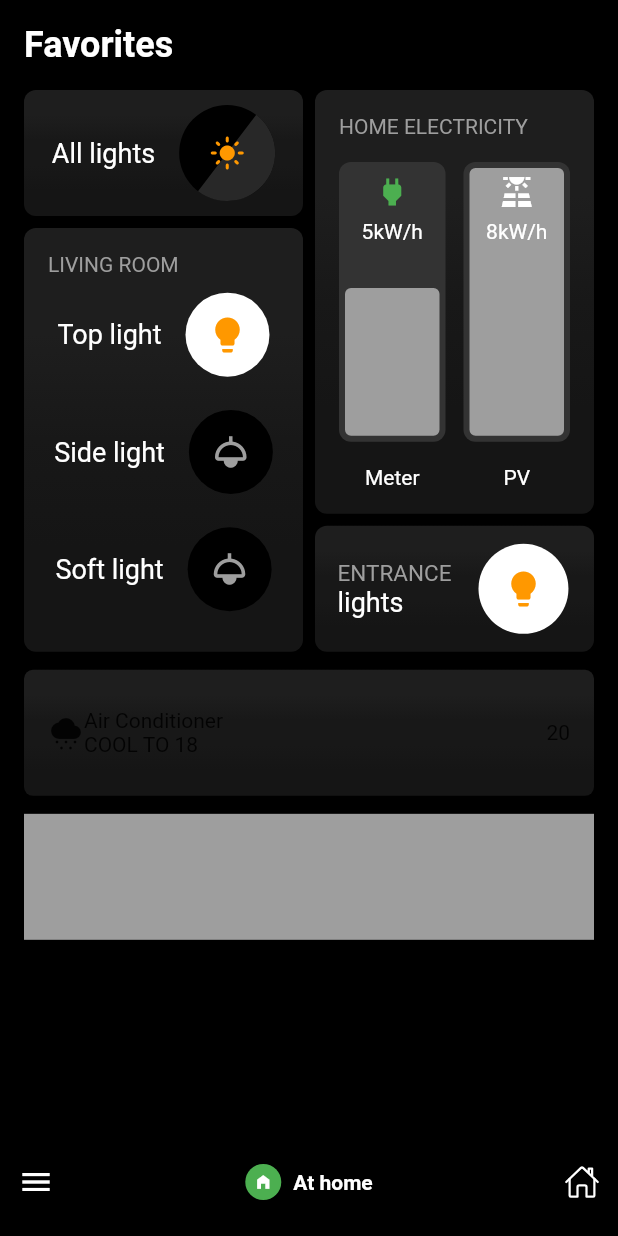
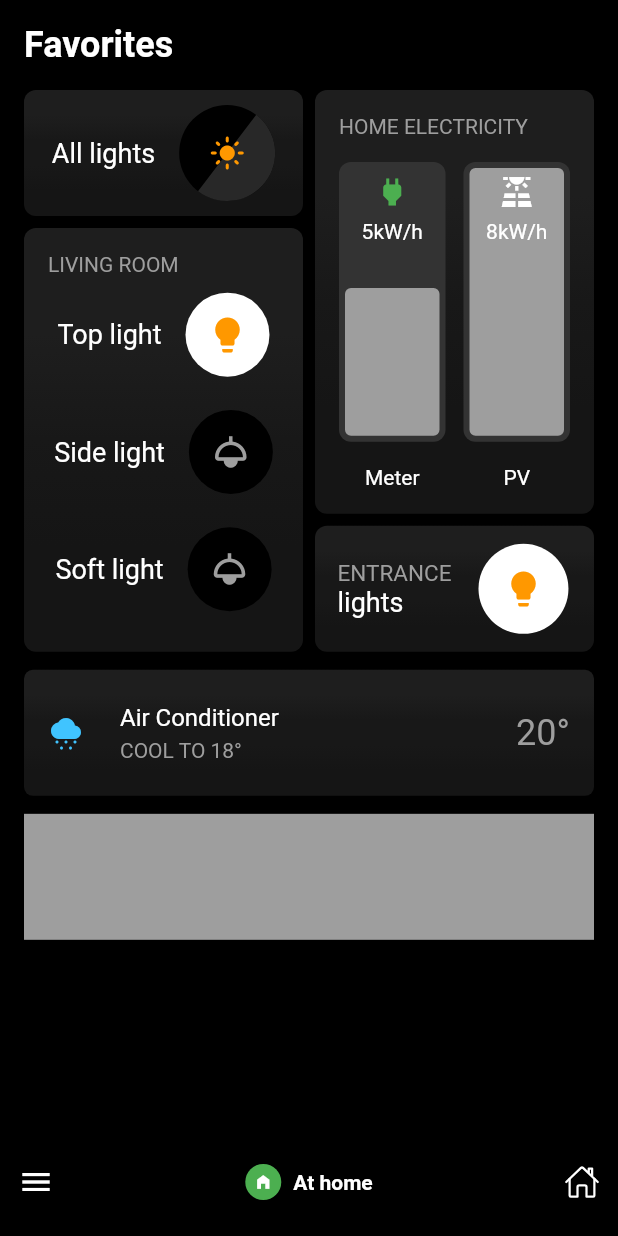
Before and after one commit to JAICHANGPARK/flutter_notebook_chapter_24, a Flutter app: the HomeAssistantMainPage screen opened directly, on a phone screen of 412 x 824 dp. Run offline on Flutter 3.47's test engine with Material 2 defaults, Android fonts, the phone set to English and light mode, and no system bars; our stand-ins replace flutter_riverpod, freezed_annotation, ionicons; missing offline and left inert: crypto_font_icons.

Commit message:
Update home_assistant_main_page.dart

```diff
--- a/lib/ep1361_home_assistant_app/view/home_assistant_main_page.dart
+++ b/lib/ep1361_home_assistant_app/view/home_assistant_main_page.dart
@@ -503,18 +503,41 @@ class _HomeAssistantMainPageState extends State<HomeAssistantMainPage> {
                       right: 16,
                       child: Row(
                         children: [
-                          Icon(Icons.cloudy_snowing),
+                          Icon(
+                            Icons.cloudy_snowing,
+                            color: Colors.lightBlueAccent,
+                          ),
+                          SizedBox(
+                            width: 24,
+                          ),
                           Expanded(
                             child: Column(
                               crossAxisAlignment: CrossAxisAlignment.start,
                               mainAxisAlignment: MainAxisAlignment.center,
                               children: [
-                                Text("Air Conditioner"),
-                                Text("COOL TO 18"),
+                                Text(
+                                  "Air Conditioner",
+                                  style: TextStyle(
+                                    color: Colors.white,
+                                    fontSize: 16,
+                                  ),
+                                ),
+                                SizedBox(
+                                  height: 4,
+                                ),
+                                Text(
+                                  "COOL TO 18°",
+                                  style: TextStyle(
+                                    color: Colors.grey,
+                                  ),
+                                ),
                               ],
                             ),
                           ),
-                          Text("20")
+                          Text("20°", style: TextStyle(
+                            color: Colors.grey,
+                            fontSize: 24
+                          ),)
                         ],
                       ),
                     )
```
